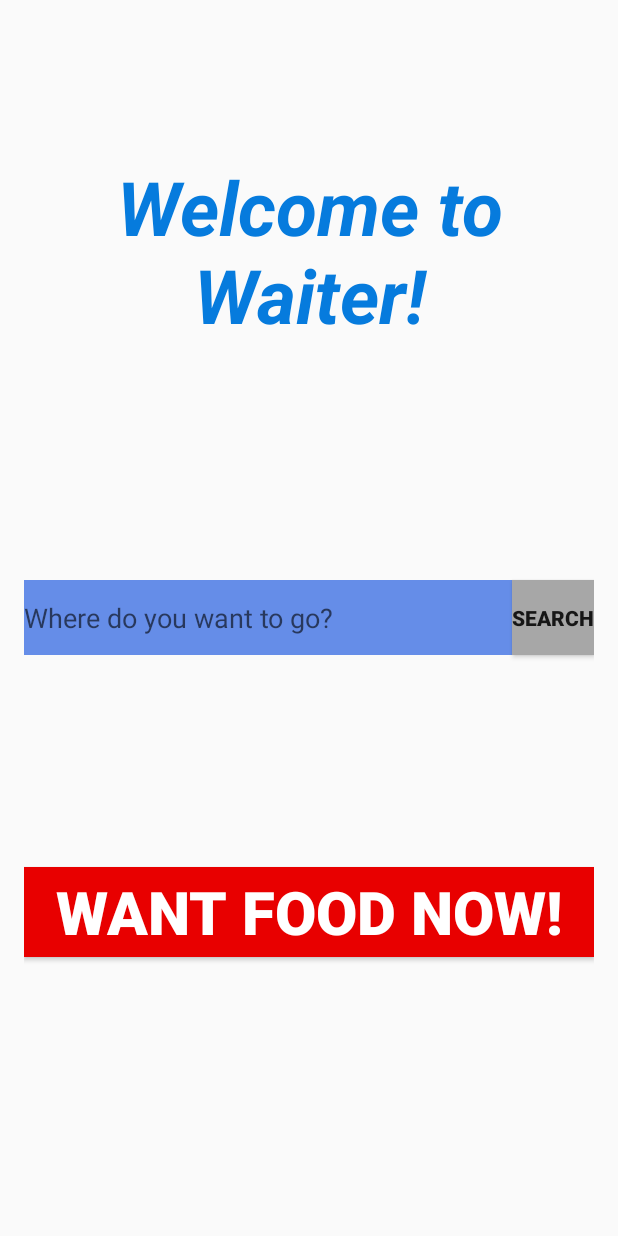
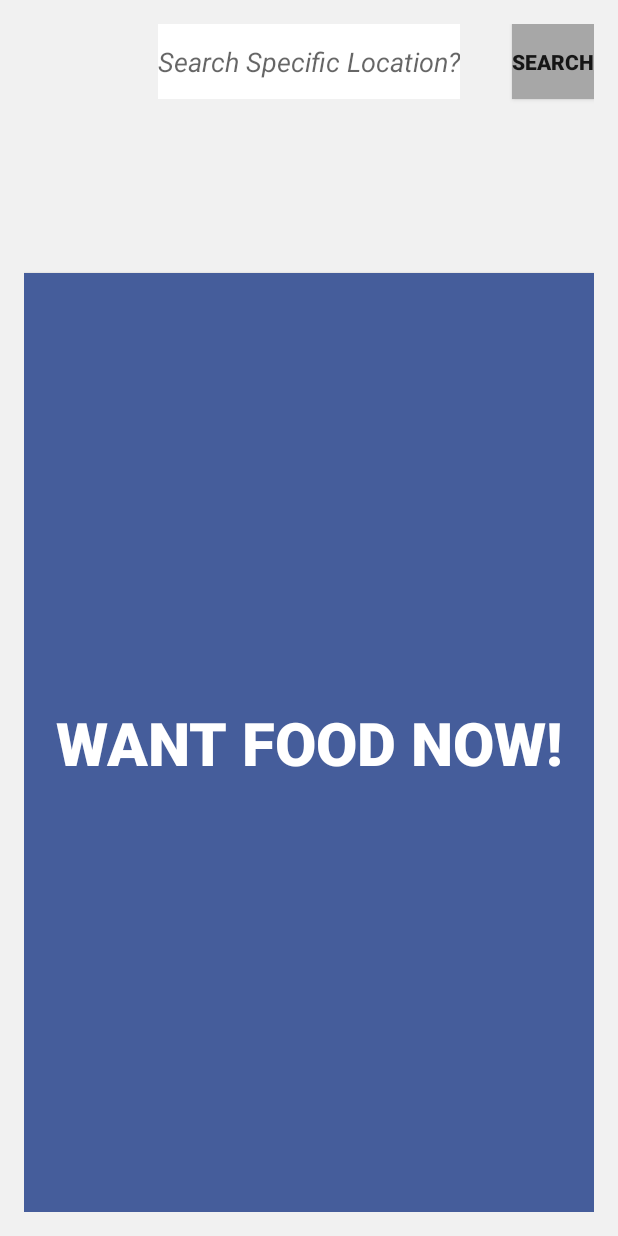
Before and after one commit to phatmike/Waiter, an Android app: the layout main_activity.xml on its own in the app's theme, with its tools: preview values and no code run, on a phone screen of 412 x 824 dp. Run offline under Robolectric (Android 15) with nearby library versions, the phone set to English and light mode, and no system bars.

```diff
--- a/Waiterapp/app/src/main/res/layout/activity_waiter_list.xml
+++ b/Waiterapp/app/src/main/res/layout/main_activity.xml
@@ -7,6 +7,7 @@
     android:paddingLeft="@dimen/activity_horizontal_margin"
     android:paddingRight="@dimen/activity_horizontal_margin"
     android:paddingTop="@dimen/activity_vertical_margin"
+    android:background="#FFF1F1F1"
     tools:context="com.example.jayempeesee.waiterapp.WaiterList">
 
     <Button
@@ -18,25 +19,12 @@
         android:textSize="40dp"
         android:onClick="setContentView"
         android:textColor="#FFFF"
-        android:background="#e80000"
-        android:layout_alignParentBottom="true"
+        android:background="#455d9b"
+        android:layout_marginTop="116dp"
+        android:layout_below="@+id/button2"
         android:layout_alignParentLeft="true"
         android:layout_alignParentStart="true"
-        android:layout_marginBottom="170dp" />
-
-    <TextView
-        android:layout_width="match_parent"
-        android:layout_height="wrap_content"
-        android:text="Welcome to Waiter!"
-        android:id="@+id/textView"
-        android:textStyle="bold|normal|italic"
-        android:textSize="50dp"
-        android:textAlignment="center"
-        android:textColor="#067bdd"
-        android:layout_alignParentTop="true"
-        android:layout_alignParentLeft="true"
-        android:layout_alignParentStart="true"
-        android:layout_marginTop="88dp" />
+        android:layout_alignParentBottom="true" />
 
     <Button
         style="?android:attr/buttonStyleSmall"
@@ -56,14 +44,12 @@
         android:layout_height="50dp"
         android:id="@+id/searchView"
         android:hint="@string/Where"
+        android:textStyle="italic"
         android:inputType="text"
         android:onClick="setContentView"
-        android:layout_centerVertical="true"
-        android:layout_alignParentRight="true"
-        android:layout_alignParentEnd="true"
-        android:layout_alignParentLeft="true"
-        android:layout_alignParentStart="true"
-        android:background="#658de8" />
+        android:background="#ffffff"
+        android:layout_alignParentTop="true"
+        android:layout_centerHorizontal="true" />
 
 
 </RelativeLayout>
--- /dev/null
+++ b/Waiterapp/app/src/main/res/layout/pre_order.xml
@@ -0,0 +1,6 @@
+<?xml version="1.0" encoding="utf-8"?>
+<LinearLayout xmlns:android="http://schemas.android.com/apk/res/android"
+    android:orientation="vertical" android:layout_width="match_parent"
+    android:layout_height="match_parent">
+
+</LinearLayout>
--- /dev/null
+++ b/Waiterapp/app/src/main/res/layout/waiter_list.xml
@@ -0,0 +1,6 @@
+<?xml version="1.0" encoding="utf-8"?>
+<LinearLayout xmlns:android="http://schemas.android.com/apk/res/android"
+    android:orientation="vertical" android:layout_width="match_parent"
+    android:layout_height="match_parent">
+
+</LinearLayout>
--- a/Waiterapp/app/src/main/res/values/strings.xml
+++ b/Waiterapp/app/src/main/res/values/strings.xml
@@ -1,6 +1,6 @@
 <resources>
     <string name="app_name">Waiter app</string>
-    <string name="Where">Where do you want to go?</string>
+    <string name="Where">Search Specific Location?</string>
     <string name="Do">Want Food Now!</string>
     <string name="editText">YAYAYAYAYAYAYAYAYAYAYAYAYAAY!!!!</string>
     <string name="search">Search</string>
```
Also changed, not shown: Waiterapp/app/src/main/AndroidManifest.xml (+6 -5 lines), Waiterapp/app/src/main/java/com/example/jayempeesee/waiterapp/MainActivity.java (added, +177 -0 lines), Waiterapp/app/src/main/java/com/example/jayempeesee/waiterapp/Spot.java (added, +33 -0 lines), Waiterapp/app/src/main/java/com/example/jayempeesee/waiterapp/WaiterList.java (+13 -40 lines), Waiterapp/app/src/main/java/com/example/jayempeesee/waiterapp/search_waiter.java (+1 -31 lines), Waiterapp/app/src/main/java/com/example/jayempeesee/waiterapp/waiter_list2.java (deleted, +0 -13 lines), Waiterapp/app/src/main/res/layout/activity_main.xml (added, +10 -0 lines), Waiterapp/app/src/main/res/layout/activity_waiter_list2.xml (deleted, +0 -18 lines), Waiterapp/app/src/main/res/layout/find_near_me.xml (renamed from Waiterapp/app/src/main/res/layout/activity_search_waiter.xml).
